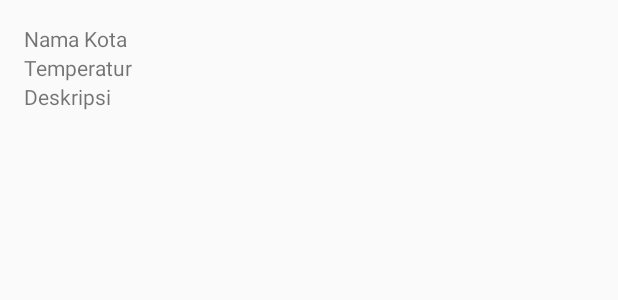
After one commit to f1dz/Dicoding-Jetpack-MyWeather, an Android app: the layout weather_items.xml on its own in the app's theme, with its tools: preview values and no code run, on a phone screen of 412 x 824 dp. The commit adds this screen. Shown: the top 300 px of the screen. Run offline under Robolectric (Android 15) with nearby library versions, the phone set to English and light mode, and no system bars.

Commit message:
Add temperature function

```diff
--- a/app/src/main/AndroidManifest.xml
+++ b/app/src/main/AndroidManifest.xml
@@ -1,6 +1,8 @@
 <?xml version="1.0" encoding="utf-8"?>
 <manifest xmlns:android="http://schemas.android.com/apk/res/android"
     package="in.khofid.myweather">
+
+    <uses-permission android:name="android.permission.INTERNET" />
 
     <application
         android:allowBackup="true"
--- /dev/null
+++ b/app/src/main/res/layout/weather_items.xml
@@ -0,0 +1,23 @@
+<?xml version="1.0" encoding="utf-8"?>
+<LinearLayout xmlns:android="http://schemas.android.com/apk/res/android"
+    android:layout_width="match_parent"
+    android:layout_height="wrap_content"
+    android:orientation="vertical"
+    android:padding="16dp">
+
+    <TextView
+        android:id="@+id/textKota"
+        android:layout_width="match_parent"
+        android:layout_height="wrap_content"
+        android:text="@string/name" />
+    <TextView
+        android:id="@+id/textTemp"
+        android:layout_width="match_parent"
+        android:layout_height="wrap_content"
+        android:text="@string/temperature" />
+    <TextView
+        android:id="@+id/textDesc"
+        android:layout_width="match_parent"
+        android:layout_height="wrap_content"
+        android:text="@string/description" />
+</LinearLayout>
--- a/app/src/main/res/values/strings.xml
+++ b/app/src/main/res/values/strings.xml
@@ -1,3 +1,9 @@
 <resources>
     <string name="app_name">MyWeather</string>
+    <string name="description">Deskripsi</string>
+    <string name="temperature">Temperatur</string>
+    <string name="name">Nama Kota</string>
+    <string name="insert_city">Masukkan id kota misal Jakarta = 1642911</string>
+    <string name="search">Cari</string>
+    <string name="id_jakarta_bandung_semarang">1642911,1650357,1627896</string>
 </resources>
```
Also changed, not shown: app/src/main/java/in/khofid/myweather/MainActivity.java (+61 -1 lines), app/src/main/java/in/khofid/myweather/MainViewModel.java (added, +59 -0 lines), app/src/main/java/in/khofid/myweather/WeatherAdapter.java (added, +59 -0 lines), app/src/main/java/in/khofid/myweather/WeatherItems.java (added, +71 -0 lines), app/src/main/res/layout/activity_main.xml (+36 -10 lines).
